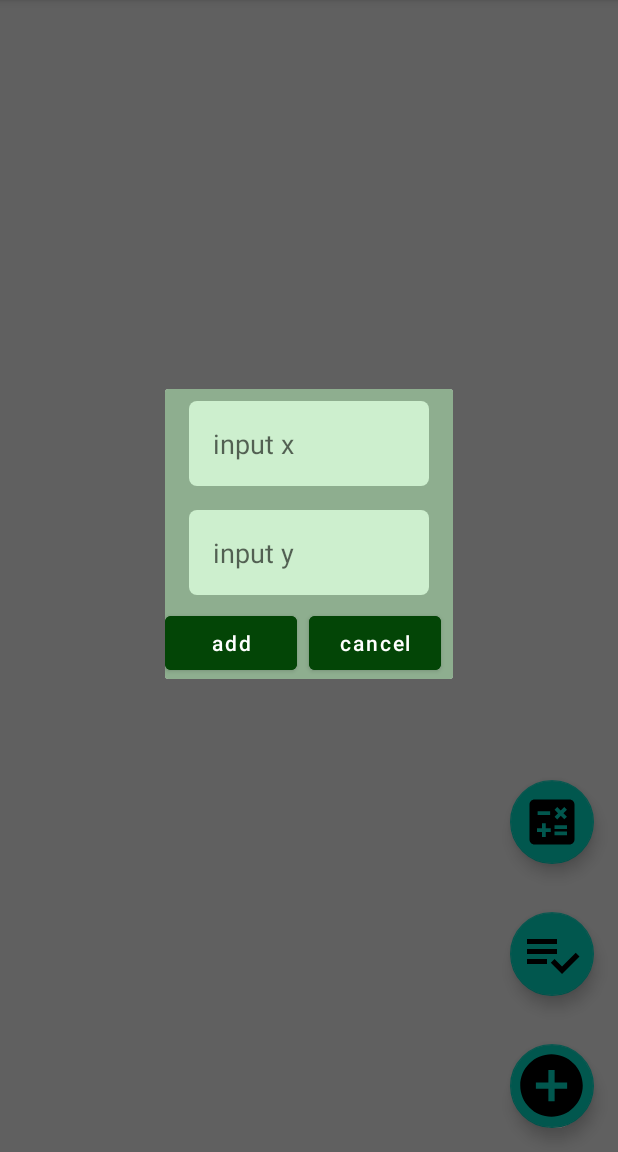
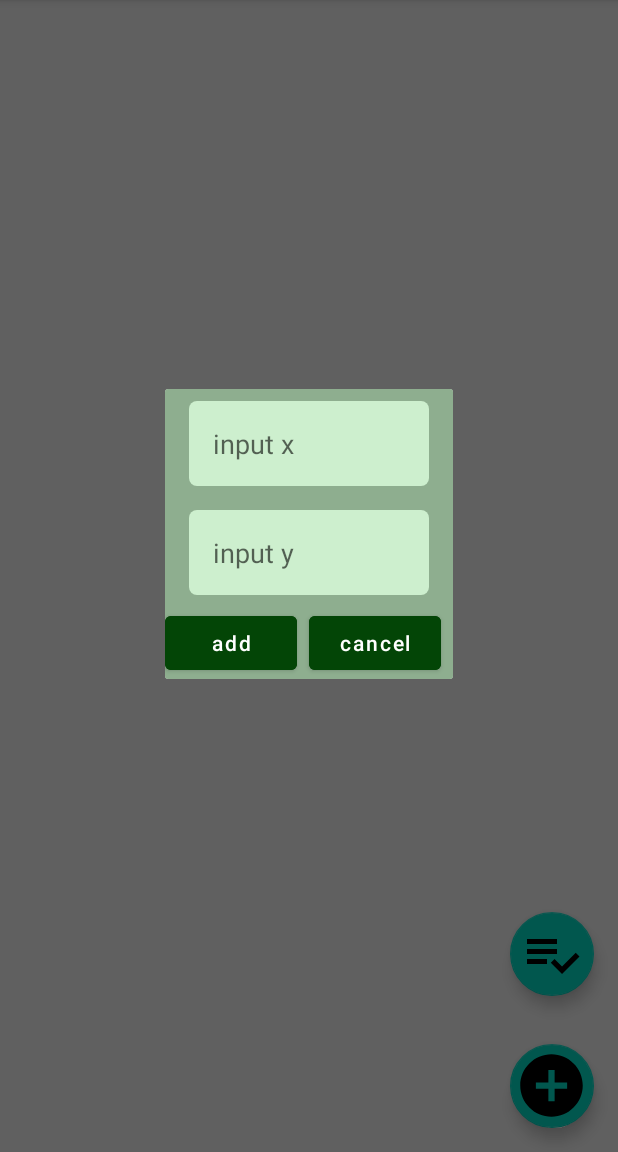
Before and after one commit to Fateme-Afshar/CalculatorKotlin, an Android app: the screen it shows after launch (MainActivity), after a tap on an icon or button, on a phone screen of 412 x 824 dp, the part 84-1236 px from its top. Run offline under Robolectric (Android 15) with nearby library versions, the phone set to English and light mode, and no system bars; our stand-ins replace Room's generated code, data binding.

Commit message:
Setup calculate btn visibility.

```diff
--- a/app/build.gradle
+++ b/app/build.gradle
@@ -40,9 +40,9 @@ android {
 }
 
 dependencies {
-    implementation 'androidx.legacy:legacy-support-v4:1.0.0'
     def room_version = "2.2.6"
     def lifecycle_version = "2.3.0"
+    def gson_version="2.8.6"
 
     implementation "androidx.room:room-runtime:$room_version"
     kapt "androidx.room:room-compiler:$room_version"
@@ -50,6 +50,9 @@ dependencies {
     implementation "androidx.lifecycle:lifecycle-viewmodel-ktx:$lifecycle_version"
     implementation "androidx.lifecycle:lifecycle-livedata-ktx:$lifecycle_version"
 
+    implementation "com.google.code.gson:gson:$gson_version"
+
+    implementation 'androidx.legacy:legacy-support-v4:1.0.0'
     implementation fileTree(dir: "libs", include: ["*.jar"])
     implementation 'com.google.android.material:material:1.3.0'
     implementation "org.jetbrains.kotlin:kotlin-stdlib:$kotlin_version"
--- a/app/src/main/java/com/calculator/calculatorkotlin/room/CalculatorDatabase.kt
+++ b/app/src/main/java/com/calculator/calculatorkotlin/room/CalculatorDatabase.kt
@@ -5,12 +5,13 @@ import androidx.room.Database
 import androidx.room.Room
 import androidx.room.RoomDatabase
 import androidx.room.TypeConverters
+import com.calculator.calculatorkotlin.model.CalculateModel
 import com.calculator.calculatorkotlin.model.DirectionModel
 import java.util.concurrent.ExecutorService
 import java.util.concurrent.Executors
 
-@Database(entities = [DirectionModel::class], version = 1)
-@TypeConverters
+@Database(entities = [DirectionModel::class,CalculateModel::class], version = 1)
+@TypeConverters(value = [Converter::class])
 abstract class CalculatorDatabase :RoomDatabase(){
     abstract fun directionDao(): DirectionDao
     abstract fun calculatorDao():CalculatorDao
--- a/app/src/main/java/com/calculator/calculatorkotlin/view/fragment/BaseFragment.kt
+++ b/app/src/main/java/com/calculator/calculatorkotlin/view/fragment/BaseFragment.kt
@@ -6,6 +6,7 @@ import android.view.View
 import android.view.ViewGroup
 import androidx.fragment.app.Fragment
 import androidx.lifecycle.ViewModelProvider
+import com.calculator.calculatorkotlin.repository.DirectionRepository
 import com.calculator.calculatorkotlin.viewModel.BaseVM
 
  abstract class BaseFragment : Fragment() {
@@ -13,7 +14,7 @@ import com.calculator.calculatorkotlin.viewModel.BaseVM
 
     override fun onCreate(savedInstanceState: Bundle?) {
         super.onCreate(savedInstanceState)
-        baseVM=ViewModelProvider(this).get(BaseVM::class.java)
+        baseVM= BaseVM(DirectionRepository.getInstance(activity!!.applicationContext))
     }
 
     override fun onCreateView(
--- a/app/src/main/java/com/calculator/calculatorkotlin/viewModel/BaseVM.kt
+++ b/app/src/main/java/com/calculator/calculatorkotlin/viewModel/BaseVM.kt
@@ -2,10 +2,11 @@ package com.calculator.calculatorkotlin.viewModel
 
 import androidx.lifecycle.MutableLiveData
 import androidx.lifecycle.ViewModel
+import androidx.lifecycle.ViewModelProvider
 import com.calculator.calculatorkotlin.model.DirectionModel
 import com.calculator.calculatorkotlin.repository.DirectionRepository
 
-class BaseVM(var repository: DirectionRepository):ViewModel() {
+class BaseVM(var repository: DirectionRepository):ViewModelProvider.Factory {
     private var selectionDirections=MutableLiveData<List<DirectionModel>>()
 
     fun deleteDirectionModel(directionModel: DirectionModel){
@@ -15,4 +16,8 @@ class BaseVM(var repository: DirectionRepository):ViewModel() {
     fun getSelectionDirections(): MutableLiveData<List<DirectionModel>> {
         return selectionDirections
     }
+
+    override fun <T : ViewModel?> create(modelClass: Class<T>): T {
+        return BaseVM(repository) as T
+    }
 }
--- a/app/src/main/res/layout/fragment_home.xml
+++ b/app/src/main/res/layout/fragment_home.xml
@@ -37,7 +37,10 @@
             android:layout_alignParentRight="true"
             android:layout_margin="16dp"
             android:src="@drawable/ic_calculate"
-            app:maxImageSize="40dp" />
+            app:maxImageSize="40dp"
+            android:onClick="@{()->fragment.onCalculateBtnClickListener()}"
+            android:visibility="gone"
+            />
 
         <com.google.android.material.floatingactionbutton.FloatingActionButton
             android:id="@+id/btn_calculates_model"
```
Also changed, not shown: app/src/main/java/com/calculator/calculatorkotlin/room/Converter.kt (added, +22 -0 lines), app/src/main/java/com/calculator/calculatorkotlin/view/fragment/CalculateDialogFragment.kt (+6 -1 lines), app/src/main/java/com/calculator/calculatorkotlin/view/fragment/HomeFragment.kt (+16 -0 lines), app/src/main/res/layout/fragment_calculate.xml (+0 -7 lines).
